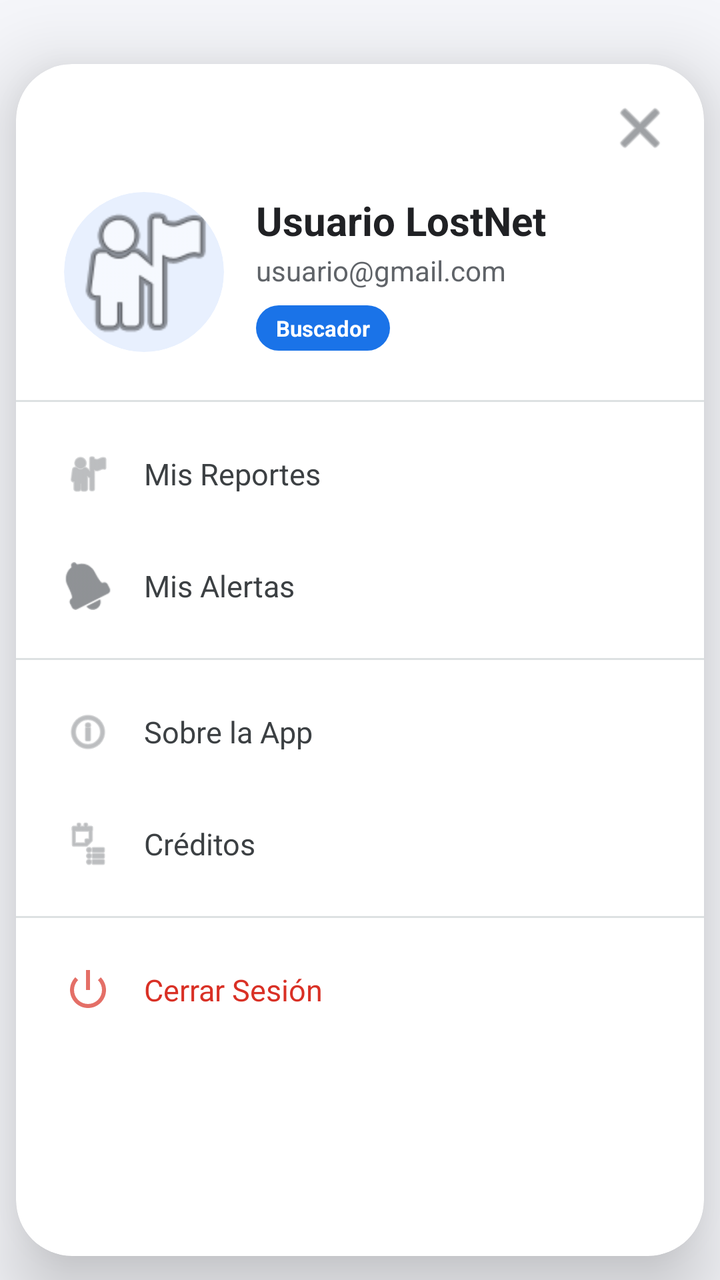
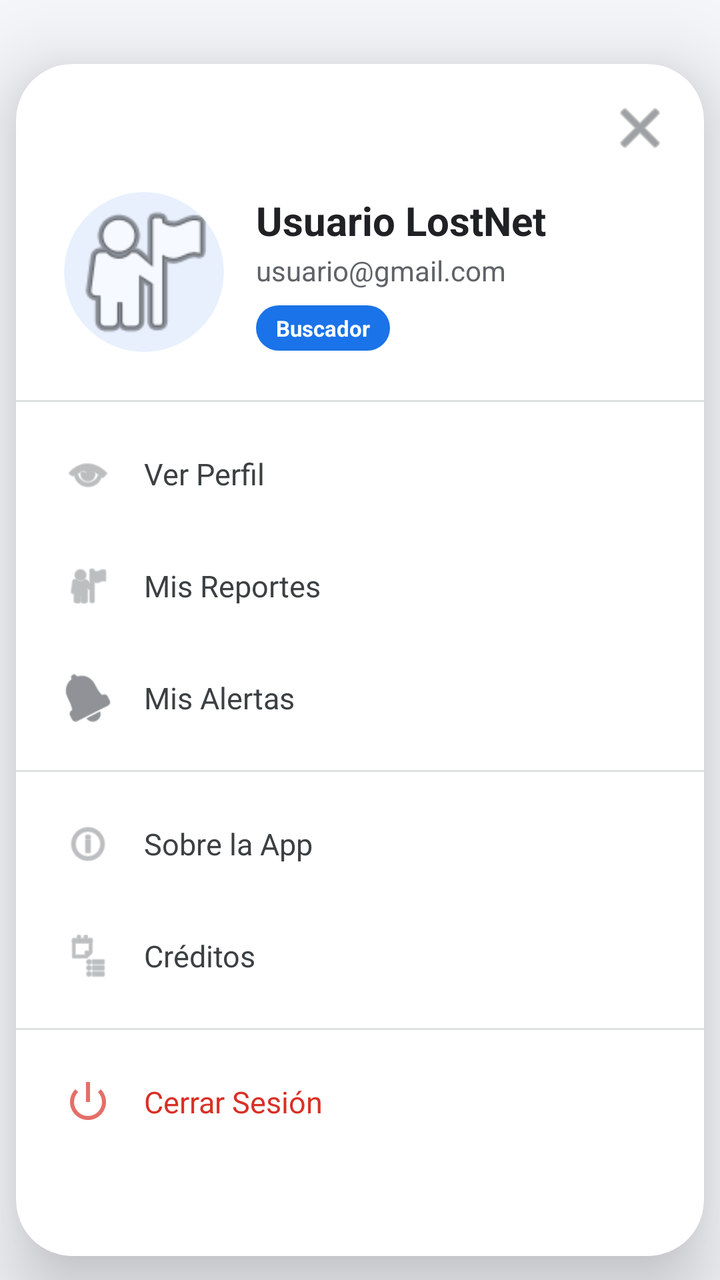

The first picture is an Android layout as it rendered before a commit; the second is the same layout after the commit. The layout source and the unified diff follow.
<!-- AndroidManifest.xml: application theme Theme.LostNet -->
<!-- res/layout/layout_profile_panel.xml -->
<?xml version="1.0" encoding="utf-8"?>
<androidx.coordinatorlayout.widget.CoordinatorLayout xmlns:android="http://schemas.android.com/apk/res/android"
    xmlns:app="http://schemas.android.com/apk/res-auto"
    android:layout_width="match_parent"
    android:layout_height="match_parent"
    android:background="#00000066"
    android:clickable="true"
    android:focusable="true">

    <androidx.cardview.widget.CardView
        android:id="@+id/profilePanelContainer"
        android:layout_width="match_parent"
        android:layout_height="match_parent"
        android:layout_marginHorizontal="8dp"
        android:layout_marginTop="32dp"
        android:layout_marginBottom="12dp"
        app:cardCornerRadius="28dp"
        app:cardElevation="24dp"
        app:cardBackgroundColor="#FFFFFF"
        android:layout_gravity="top">

        <LinearLayout
            android:layout_width="match_parent"
            android:layout_height="match_parent"
            android:orientation="vertical">

            
            <RelativeLayout
                android:layout_width="match_parent"
                android:layout_height="wrap_content"
                android:padding="12dp">

                <ImageButton
                    android:id="@+id/btnCerrarPerfil"
                    android:layout_width="40dp"
                    android:layout_height="40dp"
                    android:layout_alignParentEnd="true"
                    android:src="@android:drawable/ic_menu_close_clear_cancel"
                    android:background="?android:attr/selectableItemBackgroundBorderless"
                    app:tint="#5F6368"
                    android:padding="8dp"/>
            </RelativeLayout>

            <androidx.core.widget.NestedScrollView
                android:layout_width="match_parent"
                android:layout_height="match_parent"
                android:scrollbars="none">

                <LinearLayout
                    android:layout_width="match_parent"
                    android:layout_height="wrap_content"
                    android:orientation="vertical"
                    android:paddingBottom="40dp">

                    
                    <LinearLayout
                        android:layout_width="match_parent"
                        android:layout_height="wrap_content"
                        android:orientation="horizontal"
                        android:paddingHorizontal="24dp"
                        android:gravity="center_vertical"
                        android:layout_marginBottom="24dp">

                        <FrameLayout
                            android:layout_width="wrap_content"
                            android:layout_height="wrap_content">

                            <androidx.cardview.widget.CardView
                                android:layout_width="80dp"
                                android:layout_height="80dp"
                                app:cardCornerRadius="40dp"
                                app:cardElevation="0dp"
                                app:cardBackgroundColor="#E8F0FE">
                                <ImageView
                                    android:id="@+id/imgPerfilAvatar"
                                    android:layout_width="match_parent"
                                    android:layout_height="match_parent"
                                    android:src="@android:drawable/ic_menu_myplaces"
                                    android:scaleType="centerCrop"/>
                            </androidx.cardview.widget.CardView>
                        </FrameLayout>

                        <LinearLayout
                            android:layout_width="0dp"
                            android:layout_height="wrap_content"
                            android:layout_weight="1"
                            android:orientation="vertical"
                            android:layout_marginStart="16dp">

                            <TextView
                                android:id="@+id/txtPerfilNombre"
                                android:layout_width="wrap_content"
                                android:layout_height="wrap_content"
                                android:text="Usuario LostNet"
                                android:textSize="20sp"
                                android:textStyle="bold"
                                android:textColor="#202124"/>

                            <TextView
                                android:id="@+id/txtPerfilEmail"
                                android:layout_width="wrap_content"
                                android:layout_height="wrap_content"
                                android:text="usuario@gmail.com"
                                android:textSize="14sp"
                                android:textColor="#5F6368"
                                android:layout_marginTop="2dp"/>

                            <TextView
                                android:id="@+id/txtPerfilBadge"
                                android:layout_width="wrap_content"
                                android:layout_height="wrap_content"
                                android:text="Buscador"
                                android:textSize="11sp"
                                android:textColor="#FFFFFF"
                                android:textStyle="bold"
                                android:background="@drawable/bg_badge_buscador"
                                android:paddingHorizontal="10dp"
                                android:paddingVertical="4dp"
                                android:layout_marginTop="8dp"/>
                        </LinearLayout>
                    </LinearLayout>

                    
                    <View
                        android:layout_width="match_parent"
                        android:layout_height="1dp"
                        android:background="#DDE1E2"
                        android:layout_marginBottom="8dp"/>

                    
                    <LinearLayout
                        android:id="@+id/menuMisReportes"
                        style="@style/LostNet_ProfileMenuItem">
                        <ImageView
                            style="@style/LostNet_ProfileMenuIcon"
                            android:src="@android:drawable/ic_menu_myplaces"/>
                        <TextView
                            style="@style/LostNet_ProfileMenuText"
                            android:text="Mis Reportes"/>
                    </LinearLayout>

                    <LinearLayout
                        android:id="@+id/menuMisAlertas"
                        style="@style/LostNet_ProfileMenuItem">
                        <ImageView
                            style="@style/LostNet_ProfileMenuIcon"
                            android:src="@android:drawable/ic_popup_reminder"/>
                        <TextView
                            style="@style/LostNet_ProfileMenuText"
                            android:text="Mis Alertas"/>
                    </LinearLayout>

                    <View
                        android:layout_width="match_parent"
                        android:layout_height="1dp"
                        android:background="#DDE1E2"
                        android:layout_marginVertical="8dp"/>

                    <LinearLayout
                        android:id="@+id/menuSobreApp"
                        style="@style/LostNet_ProfileMenuItem">
                        <ImageView
                            style="@style/LostNet_ProfileMenuIcon"
                            android:src="@android:drawable/ic_menu_info_details"/>
                        <TextView
                            style="@style/LostNet_ProfileMenuText"
                            android:text="Sobre la App"/>
                    </LinearLayout>

                    <LinearLayout
                        android:id="@+id/menuCreditos"
                        style="@style/LostNet_ProfileMenuItem">
                        <ImageView
                            style="@style/LostNet_ProfileMenuIcon"
                            android:src="@android:drawable/ic_menu_agenda"/>
                        <TextView
                            style="@style/LostNet_ProfileMenuText"
                            android:text="Créditos"/>
                    </LinearLayout>

                    <View
                        android:layout_width="match_parent"
                        android:layout_height="1dp"
                        android:background="#DDE1E2"
                        android:layout_marginVertical="8dp"/>

                    <LinearLayout
                        android:id="@+id/menuCerrarSesion"
                        style="@style/LostNet_ProfileMenuItem">
                        <ImageView
                            style="@style/LostNet_ProfileMenuIcon"
                            android:src="@android:drawable/ic_lock_power_off"
                            app:tint="#D93025"/>
                        <TextView
                            style="@style/LostNet_ProfileMenuText"
                            android:text="Cerrar Sesión"
                            android:textColor="#D93025"/>
                    </LinearLayout>

                </LinearLayout>
            </androidx.core.widget.NestedScrollView>

        </LinearLayout>
    </androidx.cardview.widget.CardView>

</androidx.coordinatorlayout.widget.CoordinatorLayout>
<!-- resources referenced by this layout -->
<resources>
  <!-- drawable bg_badge_buscador (drawable) -->
  <?xml version="1.0" encoding="utf-8"?>
  <shape xmlns:android="http://schemas.android.com/apk/res/android"
      android:shape="rectangle">
      <solid android:color="#1A73E8"/>
      <corners android:radius="12dp"/>
  </shape>
  <style name="LostNet_ProfileMenuIcon">
          <item name="android:layout_width">24dp</item>
          <item name="android:layout_height">24dp</item>
          <item name="android:alpha">0.7</item>
          <item name="android:tint">#5F6368</item>
      </style>
  <style name="LostNet_ProfileMenuItem">
          <item name="android:layout_width">match_parent</item>
          <item name="android:layout_height">56dp</item>
          <item name="android:orientation">horizontal</item>
          <item name="android:gravity">center_vertical</item>
          <item name="android:paddingHorizontal">24dp</item>
          <item name="android:background">?android:attr/selectableItemBackground</item>
          <item name="android:clickable">true</item>
          <item name="android:focusable">true</item>
      </style>
  <style name="LostNet_ProfileMenuText">
          <item name="android:layout_width">wrap_content</item>
          <item name="android:layout_height">wrap_content</item>
          <item name="android:textSize">15sp</item>
          <item name="android:textColor">#3C4043</item>
          <item name="android:layout_marginStart">16dp</item>
      </style>
  <style name="Theme.LostNet" parent="Base.Theme.LostNet" />
  <color name="primary">#6C63FF</color>
  <color name="primary_dark">#4A43CC</color>
  <color name="white">#FFFFFFFF</color>
  <color name="accent">#00B894</color>
  <color name="danger">#FF4757</color>
  <color name="surface_card">#FFFFFF</color>
  <color name="text_primary">#1A1A2E</color>
  <color name="surface_dark">#F5F6FA</color>
  <style name="LostNet_TextInputLayout" parent="Widget.MaterialComponents.TextInputLayout.OutlinedBox">
          <item name="boxStrokeColor">@color/border_subtle</item>
          <item name="hintTextColor">@color/text_secondary</item>
          <item name="android:textColorHint">@color/text_hint</item>
          <item name="boxBackgroundColor">@color/white</item>
          <item name="boxCornerRadiusBottomEnd">12dp</item>
          <item name="boxCornerRadiusBottomStart">12dp</item>
          <item name="boxCornerRadiusTopEnd">12dp</item>
          <item name="boxCornerRadiusTopStart">12dp</item>
      </style>
  <style name="LostNet_Chip" parent="Widget.MaterialComponents.Chip.Choice">
          <item name="chipBackgroundColor">@color/chip_background_state</item>
          <item name="chipStrokeColor">@color/border_subtle</item>
          <item name="chipStrokeWidth">1dp</item>
          <item name="android:textColor">@color/chip_text_state</item>
          <item name="chipIconTint">@color/chip_text_state</item>
          <item name="chipCornerRadius">20dp</item>
          <item name="checkedIconVisible">false</item>
          <item name="chipIconVisible">true</item>
      </style>
  <color name="border_subtle">#DDE1EC</color>
  <color name="text_secondary">#5A607A</color>
  <color name="text_hint">#9AA0B8</color>
  <!-- unchanged entries left out for length: 1 -->
</resources>

<!-- the commit's change to res/layout/layout_profile_panel.xml (unified diff, before → after) -->
@@ -129,6 +129,17 @@
 
                     
                     <LinearLayout
+                        android:id="@+id/menuVerPerfil"
+                        style="@style/LostNet_ProfileMenuItem">
+                        <ImageView
+                            style="@style/LostNet_ProfileMenuIcon"
+                            android:src="@android:drawable/ic_menu_view"/>
+                        <TextView
+                            style="@style/LostNet_ProfileMenuText"
+                            android:text="Ver Perfil"/>
+                    </LinearLayout>
+
+                    <LinearLayout
                         android:id="@+id/menuMisReportes"
                         style="@style/LostNet_ProfileMenuItem">
                         <ImageView
